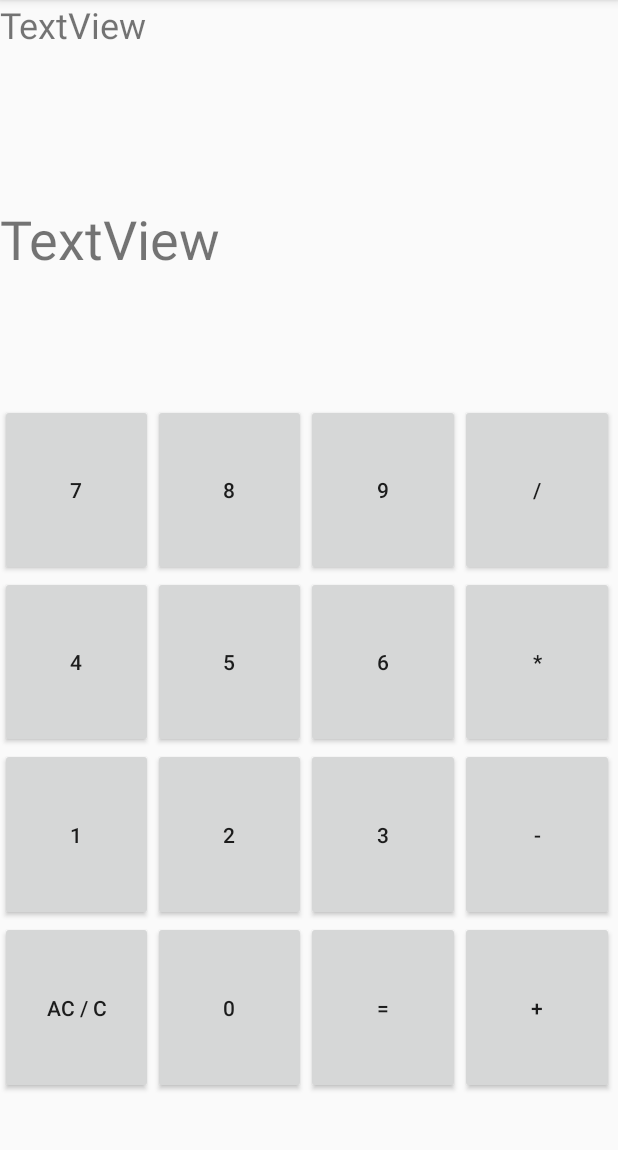
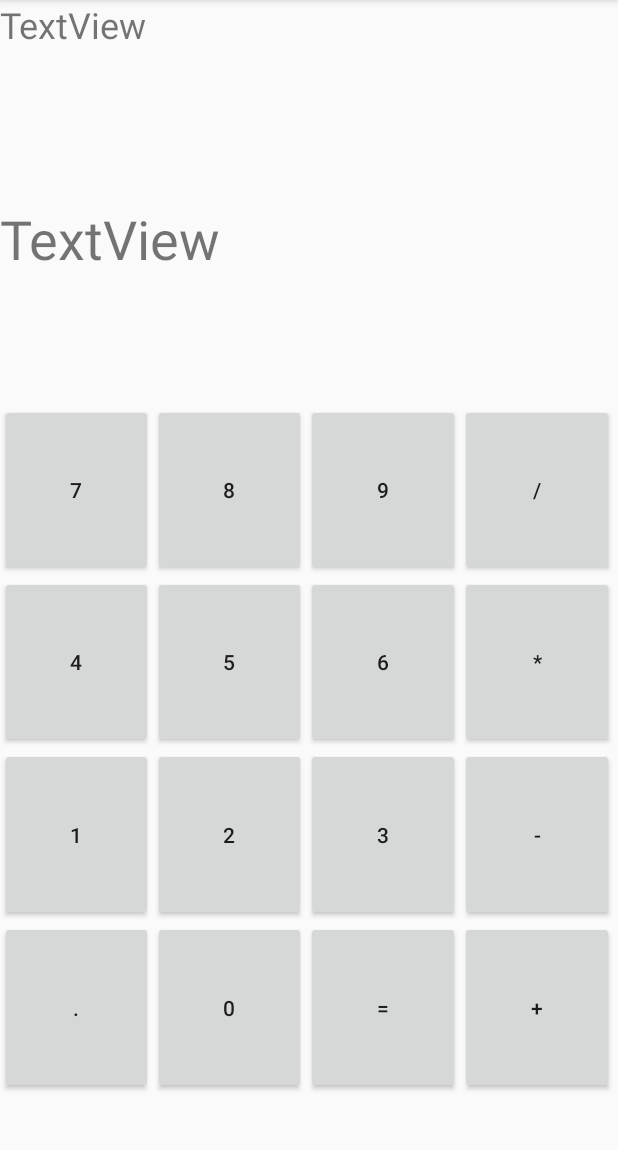
Before and after one commit to sya-ri/Android_Calculator, an Android app: the screen it shows after launch (MainActivity), on a phone screen of 412 x 824 dp, the part 84-1234 px from its top. Run offline under Robolectric (Android 15) with nearby library versions, the phone set to English and light mode, and no system bars.

Commit message:
AC/Cを小数点に変更

```diff
--- a/app/src/main/res/layout/activity_main.xml
+++ b/app/src/main/res/layout/activity_main.xml
@@ -1,6 +1,5 @@
 <?xml version="1.0" encoding="utf-8"?>
 <androidx.constraintlayout.widget.ConstraintLayout xmlns:android="http://schemas.android.com/apk/res/android"
-    xmlns:app="http://schemas.android.com/apk/res-auto"
     xmlns:tools="http://schemas.android.com/tools"
     android:layout_width="match_parent"
     android:layout_height="match_parent"
@@ -129,7 +128,7 @@
                 android:text="3" />
 
             <Button
-                android:id="@+id/button_substract"
+                android:id="@+id/button_subtract"
                 android:layout_width="0dp"
                 android:layout_height="match_parent"
                 android:layout_weight="1"
@@ -143,11 +142,11 @@
             android:orientation="horizontal">
 
             <Button
-                android:id="@+id/button_reset"
+                android:id="@+id/button_point"
                 android:layout_width="0dp"
                 android:layout_height="match_parent"
                 android:layout_weight="1"
-                android:text="AC / C" />
+                android:text="." />
 
             <Button
                 android:id="@+id/button_0"
```
